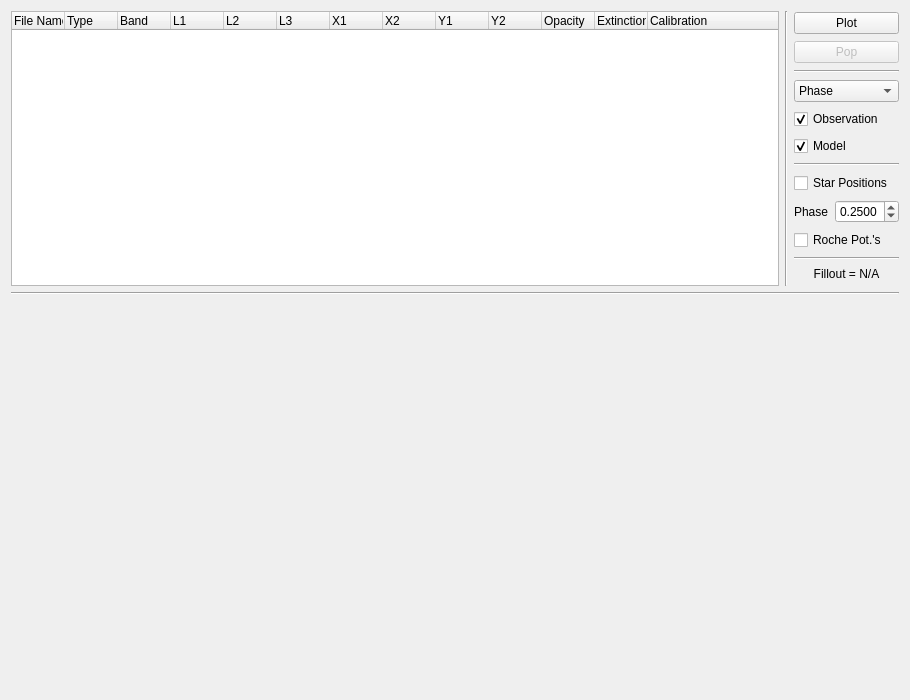
Old version of the form resources/syntheticcurvewidget.ui in the repository Varnani/PyWD2015.
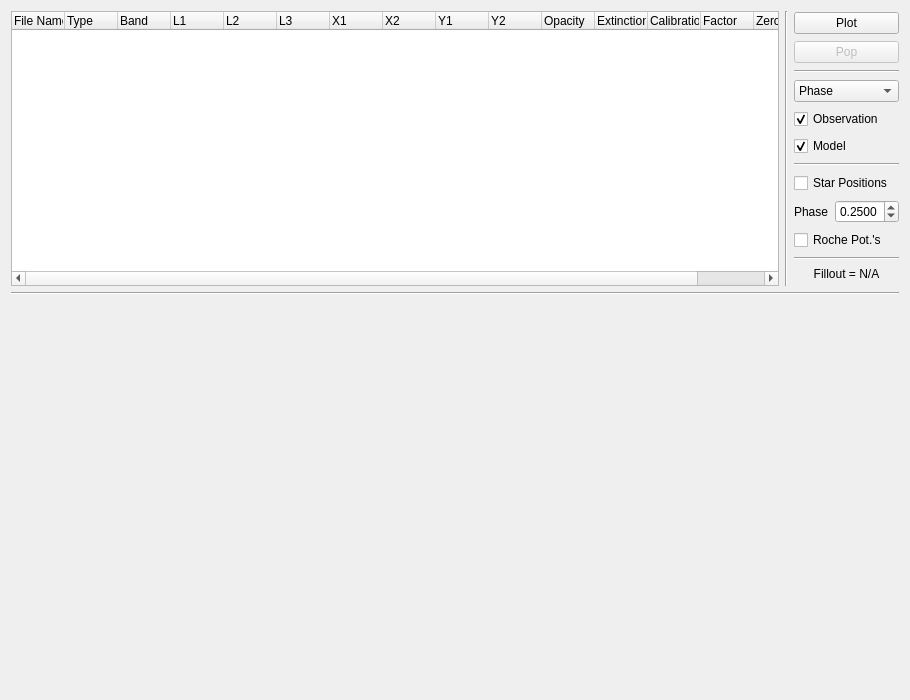
New version of the form.

Commit message: several bugfixes magnitudes are now plotted inverse in synthetic and observation widget

```diff
--- a/resources/syntheticcurvewidget.ui
+++ b/resources/syntheticcurvewidget.ui
@@ -285,6 +285,16 @@
            <string>Calibration</string>
           </property>
          </column>
+         <column>
+          <property name="text">
+           <string>Factor</string>
+          </property>
+         </column>
+         <column>
+          <property name="text">
+           <string>Zero</string>
+          </property>
+         </column>
         </widget>
        </item>
       </layout>
```
The commit also changes 5 other files.
